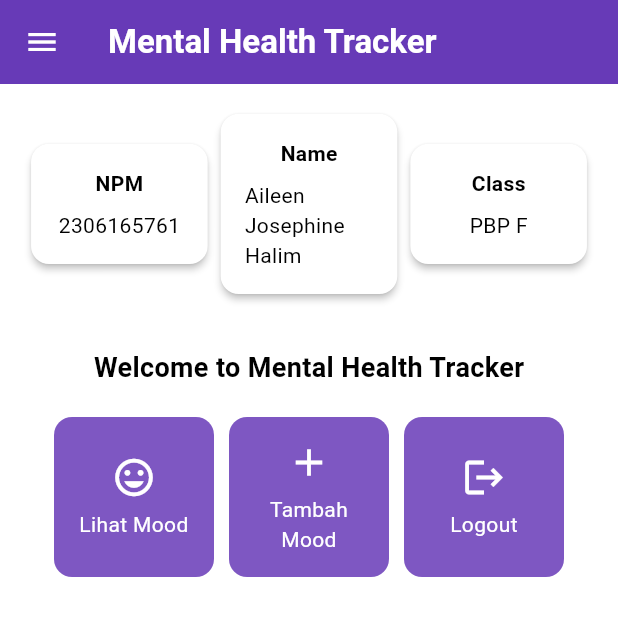
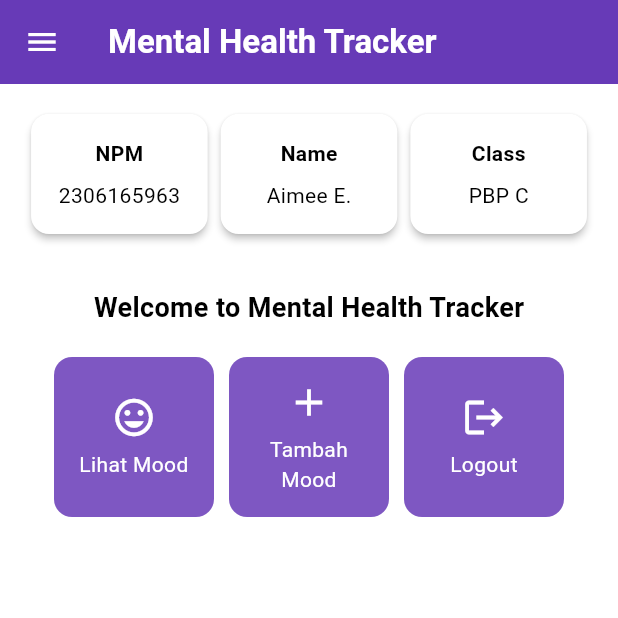
Before and after one commit to aernanto/mental-health-tracker-mobile, a Flutter app: the MyHomePage screen opened directly, on a phone screen of 412 x 824 dp, the top half of it. Run offline on Flutter 3.47's test engine with Material 3 defaults, Android fonts, the phone set to English and light mode, and no system bars; missing offline and left inert: pbp_django_auth.

Commit message:
Ada perubahan

```diff
--- a/lib/screens/menu.dart
+++ b/lib/screens/menu.dart
@@ -3,9 +3,9 @@ import 'package:mental_health_tracker/widgets/left_drawer.dart';
 import 'package:mental_health_tracker/widgets/mood_card.dart';
 
 class MyHomePage extends StatelessWidget {
-  final String npm = '2306165761'; // NPM
-  final String name = 'Aileen Josephine Halim'; // Nama
-  final String className = 'PBP F'; // Kelas
+  final String npm = '2306165963'; // NPM
+  final String name = 'Aimee E.'; // Nama
+  final String className = 'PBP C'; // Kelas
   MyHomePage({super.key});
 
   final List<ItemHomepage> items = [
```
